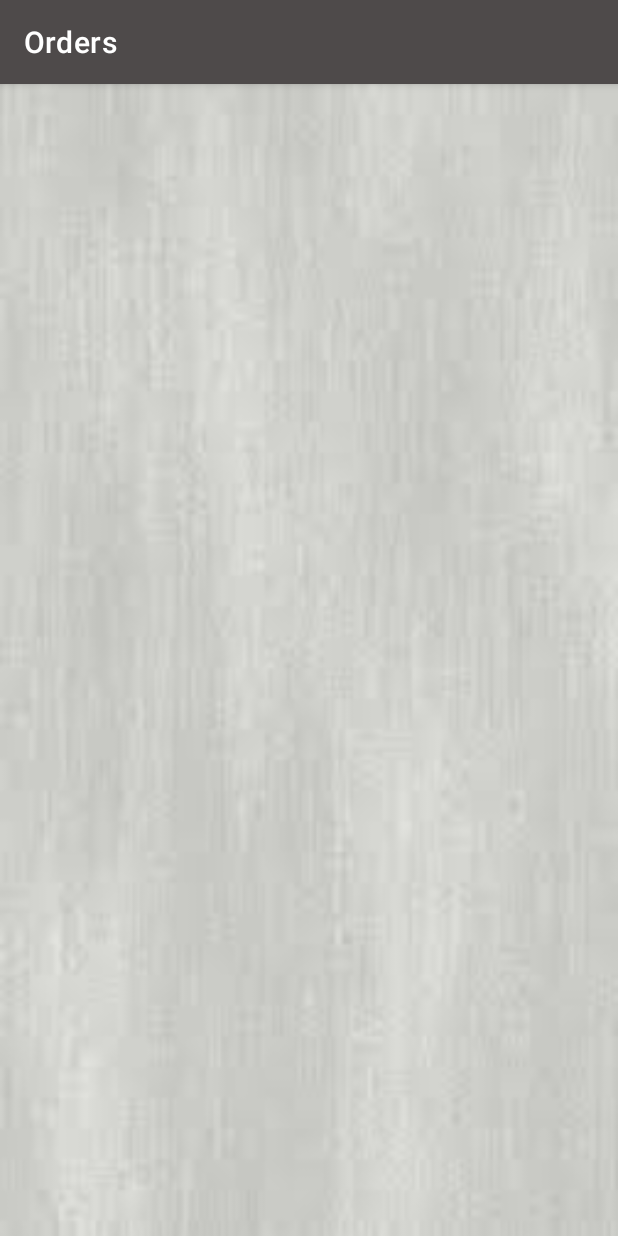
After one commit to AjaideepSingh/SoftwarePatternsCA4, an Android app: the Orders screen opened directly, with no data from a screen before it, on a phone screen of 412 x 824 dp. The commit adds this screen. Run offline under Robolectric (Android 15) with nearby library versions, the phone set to English and light mode, and no system bars; our stand-ins replace Firebase (no records; nobody signed in at launch, a user with empty details on screens opened directly).

Commit message:
Admin can see user order history

```diff
--- /dev/null
+++ b/app/src/main/java/com/example/softwarepatternsca4/Orders.java
@@ -0,0 +1,48 @@
+package com.example.softwarepatternsca4;
+
+import android.os.Bundle;
+import android.widget.Toast;
+import androidx.annotation.NonNull;
+import androidx.appcompat.app.AppCompatActivity;
+import androidx.recyclerview.widget.RecyclerView;
+import com.google.firebase.database.DataSnapshot;
+import com.google.firebase.database.DatabaseError;
+import com.google.firebase.database.DatabaseReference;
+import com.google.firebase.database.FirebaseDatabase;
+import com.google.firebase.database.ValueEventListener;
+import java.util.ArrayList;
+import Adapters.OrderAdapter;
+import Model.Order;
+
+public class Orders extends AppCompatActivity {
+    private RecyclerView recyclerView;
+    private OrderAdapter orderAdapter;
+    private ArrayList<Order> orders = new ArrayList<>();
+
+
+    @Override
+    protected void onCreate(Bundle savedInstanceState) {
+        super.onCreate(savedInstanceState);
+        setContentView(R.layout.activity_orders);
+        recyclerView = findViewById(R.id.orderRCV);
+        showAllOrders();
+    }
+
+    public void showAllOrders() {
+        DatabaseReference databaseReference = FirebaseDatabase.getInstance().getReference("Order");
+        databaseReference.addValueEventListener(new ValueEventListener() {
+            @Override
+            public void onDataChange(@NonNull DataSnapshot snapshot) {
+                for(DataSnapshot orderSnapshot : snapshot.getChildren()) {
+                    Order order = orderSnapshot.getValue(Order.class);
+                    orders.add(order);
+                }
+            }
+
+            @Override
+            public void onCancelled(@NonNull DatabaseError error) {
+                Toast.makeText(Orders.this,"Error occurred: " + error.getMessage(),Toast.LENGTH_SHORT).show();
+            }
+        });
+    }
+}
--- /dev/null
+++ b/app/src/main/res/layout/activity_orders.xml
@@ -0,0 +1,14 @@
+<?xml version="1.0" encoding="utf-8"?>
+<androidx.constraintlayout.widget.ConstraintLayout xmlns:android="http://schemas.android.com/apk/res/android"
+    xmlns:tools="http://schemas.android.com/tools"
+    android:layout_width="match_parent"
+    android:layout_height="match_parent"
+    tools:context=".Orders"
+    android:background="@drawable/bg"
+    tools:deviceIds="wear">
+
+    <androidx.recyclerview.widget.RecyclerView
+        android:layout_width="match_parent"
+        android:layout_height="match_parent"
+        android:id="@+id/orderRCV" />
+</androidx.constraintlayout.widget.ConstraintLayout>
--- a/app/src/main/res/values/strings.xml
+++ b/app/src/main/res/values/strings.xml
@@ -9,4 +9,5 @@
     -->
     <string name="hello_world">Hello Square World!</string>
     <string name="title_activity_reviews">Reviews</string>
+    <string name="title_activity_orders">Orders</string>
 </resources>
```
Also changed, not shown: app/src/main/AndroidManifest.xml (+21 -1 lines), app/src/main/java/Adapters/OrderAdapter.java (added, +94 -0 lines), app/src/main/java/Model/Order.java (added, +8 -0 lines), app/src/main/java/com/example/softwarepatternsca4/Home.java (+29 -4 lines), app/src/main/res/layout/order.xml (added, +17 -0 lines), app/src/main/res/menu/drawer_menu.xml (+8 -0 lines), app/src/main/res/drawable/history.png (added), app/src/main/res/drawable/manager.png (added), app/src/main/res/drawable/review.png (added).
